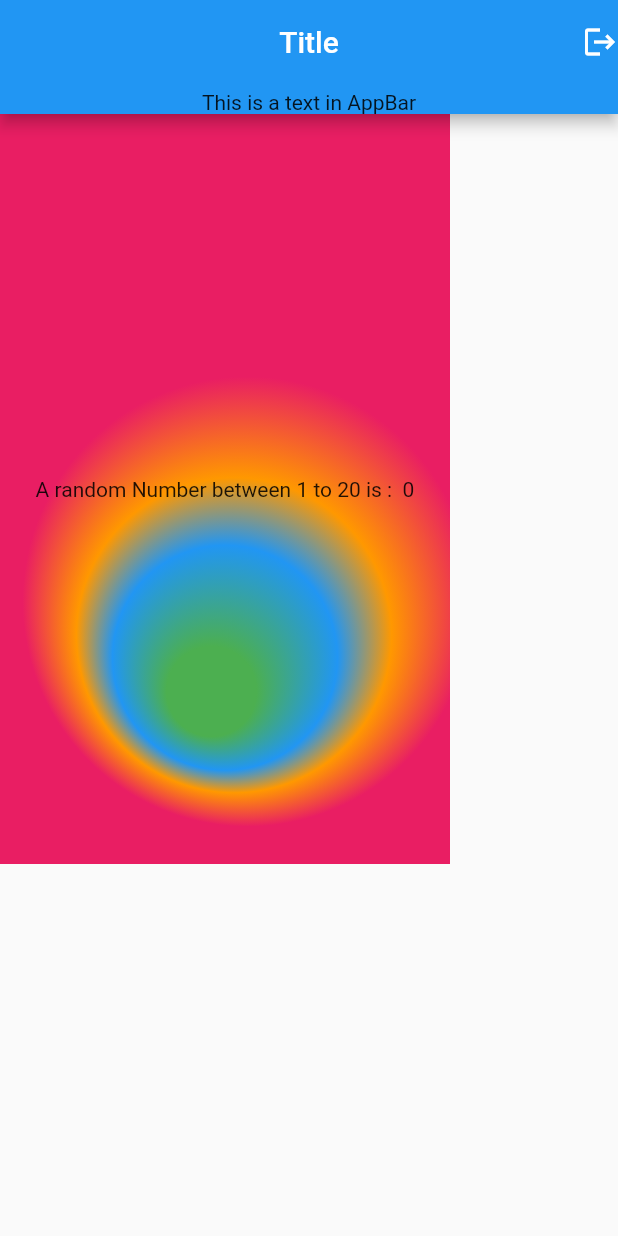
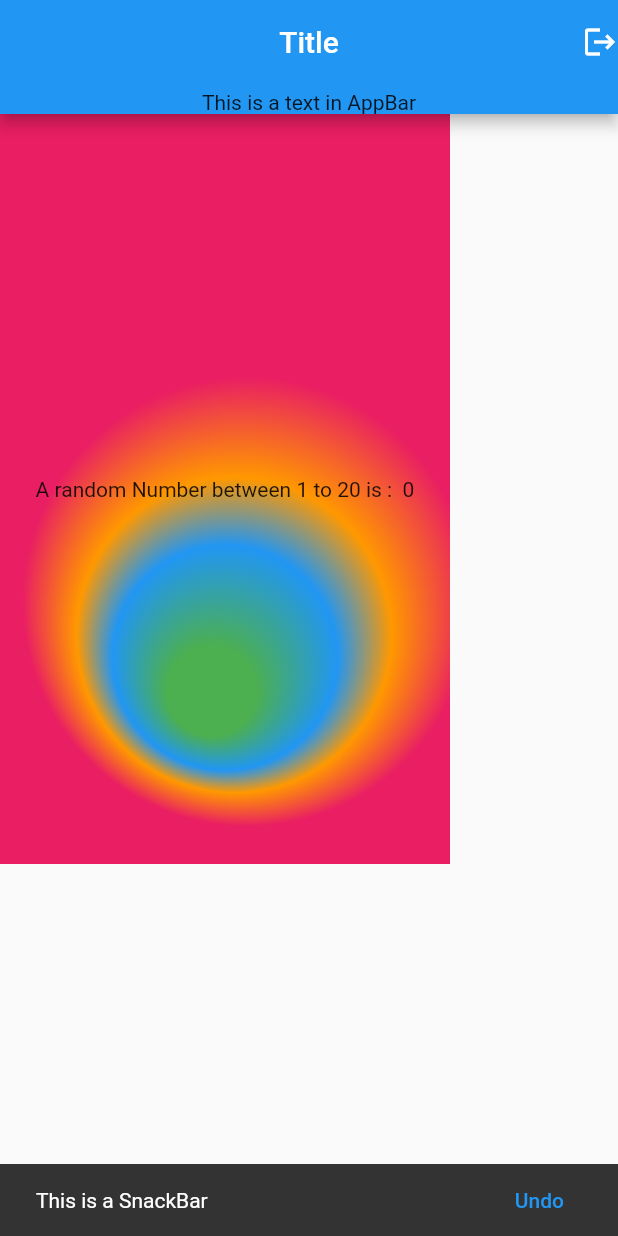
Before and after one commit to Awaizkazi/intro_to_flutter, a Flutter app: the screen it shows after launch, after a tap on an icon or button, on a phone screen of 412 x 824 dp. Run offline on Flutter 3.47's test engine with Material 2 defaults, Android fonts, the phone set to English and light mode, and no system bars.

Commit message:
Snackbar Added

```diff
--- a/lib/second_file.dart
+++ b/lib/second_file.dart
@@ -23,7 +23,12 @@ class SecondFile extends StatelessWidget {
         ),
         child: GestureDetector(
           onTap: (() {
-            final message = SnackBar(content: Text('This is a SnackBar '));
+            final message = SnackBar(
+                content: const Text(
+                  'This is a SnackBar ',
+                ),
+                action: SnackBarAction(label: 'Undo', onPressed: () {}));
+            ScaffoldMessenger.of(context).showSnackBar(message);
           }),
           child: Text(
             generateRandomNumbers(),
```
